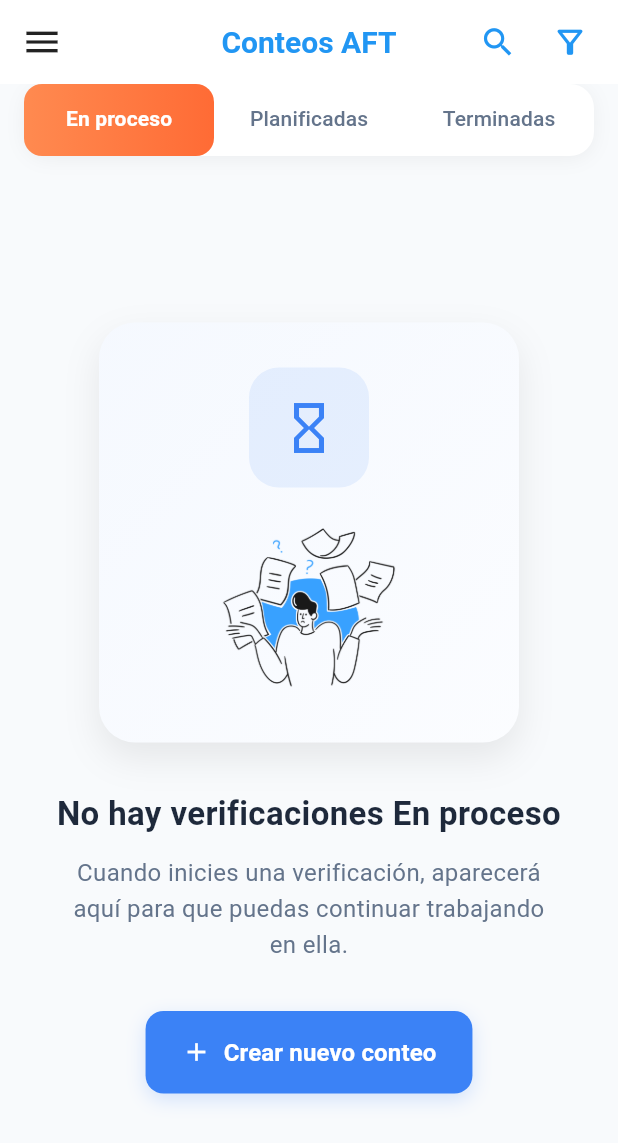
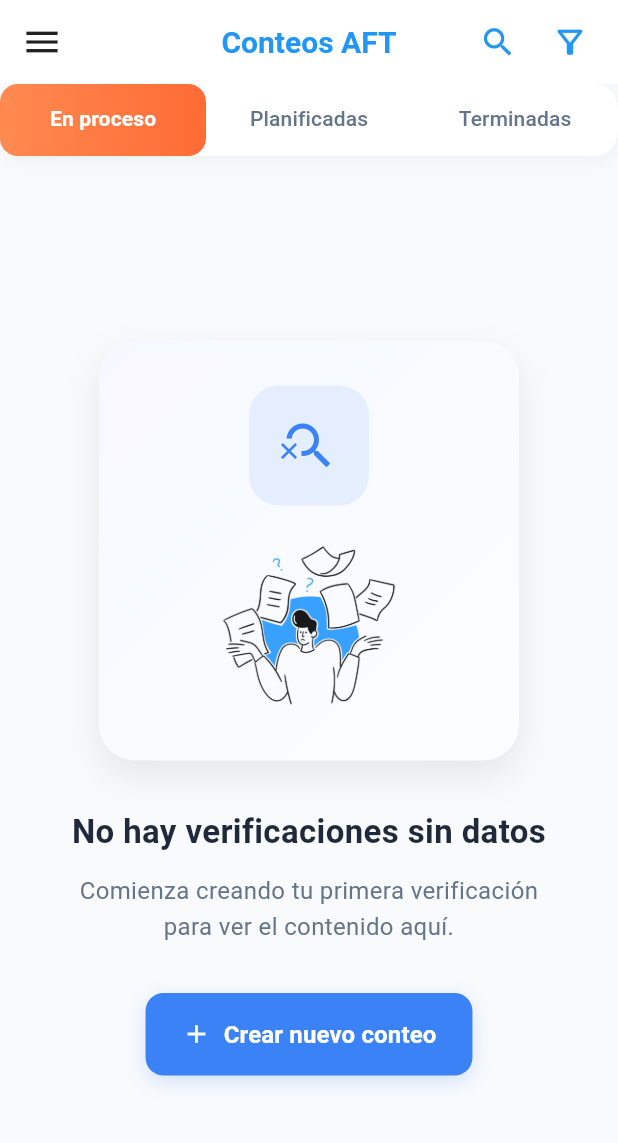
Before and after one commit to liannega/distra_aft, a Flutter app: the ConteoAFTPage screen opened by its route, on a phone screen of 412 x 824 dp. Shown: the top 1143 px of the screen. Run offline on Flutter 3.47's test engine with Material 3 defaults, Android fonts, the phone set to English and light mode, and no system bars; our stand-ins replace animate_do, dio, flutter_animate, flutter_riverpod, go_router, shared_preferences and 1 more; accounts and stored records are empty.

Commit message:
Renderizar las carts, y actualizar la base de datos (sqlitehandlers)

```diff
--- a/lib/config/constants/shared_prefs_key.dart
+++ b/lib/config/constants/shared_prefs_key.dart
@@ -3,6 +3,4 @@ class SharedPrefsKey {
   static const String authTokenKey = 'auth_token';
   static const String currentUserDataKey = 'currentUserDataKey';
   static const String currentUserIdkey = 'currentUserIdkey';
-
-
 }
--- a/lib/domain/repositories/local/usecases/conteo_repository.dart
+++ b/lib/domain/repositories/local/usecases/conteo_repository.dart
@@ -5,4 +5,5 @@ abstract class ConteoRepository {
   Future<List<Conteo>> getConteosPlanificados();
   Future<List<Conteo>> getConteosTerminados();
   Future<bool> createConteoGeneral();
+  Future<bool> deleteConteo(String conteoId);
 }
--- a/lib/presentation/pages/conteos/conteos_aft_page.dart
+++ b/lib/presentation/pages/conteos/conteos_aft_page.dart
@@ -1,7 +1,9 @@
 // ignore_for_file: deprecated_member_use
 
 import 'package:animate_do/animate_do.dart';
+import 'package:dsimcaf_1/domain/entities/conteo.dart';
 import 'package:dsimcaf_1/presentation/providers/conteo_aft/conteo_aft_provider.dart';
+import 'package:dsimcaf_1/presentation/shared/conteo_cart.dart';
 import 'package:dsimcaf_1/presentation/shared/new_count_modal.dart';
 import 'package:dsimcaf_1/presentation/shared/search_dialog.dart';
 import 'package:flutter/material.dart';
@@ -25,6 +27,10 @@ class _ConteoAFTPageState extends ConsumerState<ConteoAFTPage>
   void initState() {
     super.initState();
     _tabController = TabController(length: 3, vsync: this);
+
+    _tabController.addListener(() {
+      setState(() {}); // Esto actualiza el FAB cuando cambias de pestaña
+    });
   }
 
   @override
@@ -157,10 +163,46 @@ class _ConteoAFTPageState extends ConsumerState<ConteoAFTPage>
           hasDrawer: true,
         ),
         drawer: const AppDrawer(),
+        floatingActionButton: Builder(
+          builder: (context) {
+            bool isVisible = true;
+            if (_tabController.index == 0) {
+              isVisible = conteoAftState.conteosProceso.isNotEmpty;
+            } else if (_tabController.index == 1) {
+              isVisible = conteoAftState.conteosPlanificados.isNotEmpty;
+            } else if (_tabController.index == 2) {
+              isVisible = conteoAftState.conteosTerminados.isNotEmpty;
+            }
+            return AnimatedSwitcher(
+              duration: const Duration(milliseconds: 200),
+              transitionBuilder: (Widget child, Animation<double> animation) {
+                return ScaleTransition(scale: animation, child: child);
+              },
+              child:
+                  isVisible
+                      ? FloatingActionButton(
+                        key: const ValueKey('FAB-visible'),
+                        onPressed: _handleNuevoConteo,
+                        backgroundColor: const Color(0xFF6366F1),
+                        shape: RoundedRectangleBorder(
+                          borderRadius: BorderRadius.circular(16),
+                        ),
+                        tooltip: 'Nuevo conteo',
+                        child: const Icon(
+                          Icons.add,
+                          size: 28,
+                          color: Colors.white,
+                        ),
+                      )
+                      : const SizedBox(key: ValueKey('FAB-hidden')),
+            );
+          },
+        ),
+
         body: Column(
           children: [
             Container(
-              margin: const EdgeInsets.symmetric(horizontal: 16),
+              // margin: const EdgeInsets.symmetric(horizontal: 16),
               decoration: BoxDecoration(
                 color: Colors.white,
                 borderRadius: BorderRadius.circular(16),
@@ -222,24 +264,44 @@ class _ConteoAFTPageState extends ConsumerState<ConteoAFTPage>
               child: TabBarView(
                 controller: _tabController,
                 children: [
-                  _buildEmptyState(
-                    'En proceso',
-                    Icons.hourglass_empty,
+                  _buildConteoTab(
+                    conteoAftState.conteosProceso,
                     const Color(0xFF3B82F6),
                   ),
-                  _buildEmptyState(
-                    'Planificadas',
-                    Icons.schedule,
+                  _buildConteoTab(
+                    conteoAftState.conteosPlanificados,
                     const Color(0xFF8B5CF6),
                   ),
-                  _buildEmptyState(
-                    'Terminadas',
-                    Icons.check_circle,
+                  _buildConteoTab(
+                    conteoAftState.conteosTerminados,
                     const Color(0xFF10B981),
                   ),
                 ],
               ),
             ),
+
+            // Expanded(
+            //   child: TabBarView(
+            //     controller: _tabController,
+            //     children: [
+            //       _buildEmptyState(
+            //         'En proceso',
+            //         Icons.hourglass_empty,
+            //         const Color(0xFF3B82F6),
+            //       ),
+            //       _buildEmptyState(
+            //         'Planificadas',
+            //         Icons.schedule,
+            //         const Color(0xFF8B5CF6),
+            //       ),
+            //       _buildEmptyState(
+            //         'Terminadas',
+            //         Icons.check_circle,
+            //         const Color(0xFF10B981),
+            //       ),
+            //     ],
+            //   ),
+            // ),
           ],
         ),
       ),
@@ -252,7 +314,6 @@ class _ConteoAFTPageState extends ConsumerState<ConteoAFTPage>
       child: Column(
         mainAxisAlignment: MainAxisAlignment.center,
         children: [
-          // Contenedor de ilustración mejorado
           Container(
             width: 280,
             height: 280,
@@ -269,7 +330,6 @@ class _ConteoAFTPageState extends ConsumerState<ConteoAFTPage>
             ),
             child: Stack(
               children: [
-                // Patrón de fondo sutil
                 Positioned.fill(
                   child: Container(
                     decoration: BoxDecoration(
@@ -434,4 +494,32 @@ class _ConteoAFTPageState extends ConsumerState<ConteoAFTPage>
         return 'Comienza creando tu primera verificación para ver el contenido aquí.';
     }
   }
+
+  Widget _buildConteoTab(List<Conteo> conteos, Color accentColor) {
+    if (conteos.isEmpty) {
+      return _buildEmptyState("sin datos", Icons.search_off, accentColor);
+    }
+
+    return ListView.builder(
+      padding: const EdgeInsets.symmetric(vertical: 16, horizontal: 20),
+      itemCount: conteos.length,
+      itemBuilder: (context, index) {
+        final conteo = conteos[index];
+        return ConteoCard(conteo: conteo, color: accentColor);
+      },
+    );
+  }
+
+  void _handleNuevoConteo() {
+    showModalBottomSheet(
+      context: context,
+      isScrollControlled: true,
+      backgroundColor: Colors.transparent,
+      builder:
+          (_) => NuevoConteoModal(
+            tipoMedio: 'AFT', // o el tipo dinámico que estés manejando
+            onClose: () {},
+          ),
+    );
+  }
 }
```
Also changed, not shown: lib/data/api/datasourse/usecases/activo_fijo_api.dart (+1 -6 lines), lib/data/database/datasourse/usecases/conteo_db.dart (+14 -0 lines), lib/data/sqlite_handlers/sqlite_handler.dart (+33 -0 lines), lib/presentation/providers/conteo_aft/conteo_aft_provider.dart (+12 -1 lines), lib/presentation/shared/conteo_cart.dart (added, +159 -0 lines).
